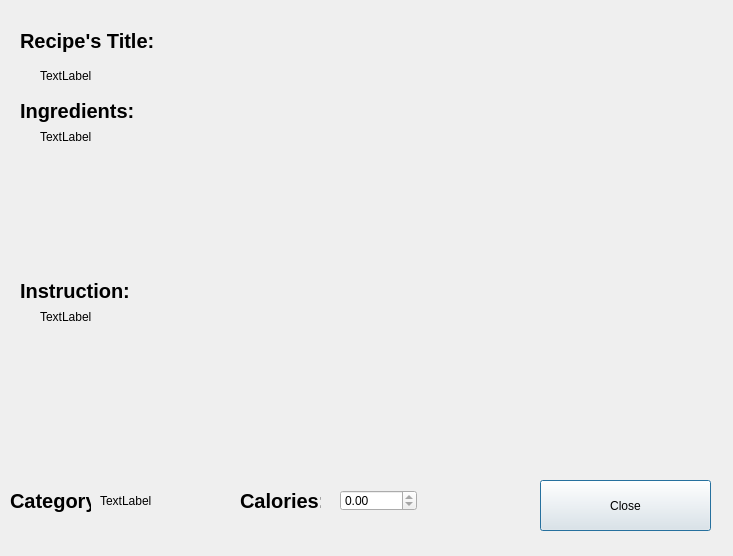
Above: CS4076-QT-Project/confirmation.ui from italotrt/CS4076-Event-Driven-Programming-Project before the change. Below: the same form after it.
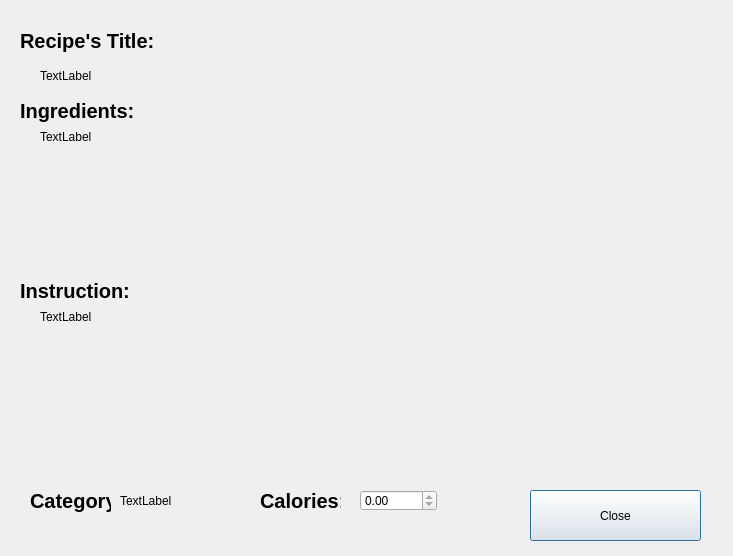
That is the form after the change.

```diff
--- a/CS4076-QT-Project/confirmation.ui
+++ b/CS4076-QT-Project/confirmation.ui
@@ -16,8 +16,8 @@
   <widget class="QPushButton" name="closeButton">
    <property name="geometry">
     <rect>
-     <x>540</x>
-     <y>480</y>
+     <x>530</x>
+     <y>490</y>
      <width>171</width>
      <height>51</height>
     </rect>
@@ -83,7 +83,7 @@
      <x>40</x>
      <y>310</y>
      <width>651</width>
-     <height>131</height>
+     <height>161</height>
     </rect>
    </property>
    <property name="text">
@@ -118,7 +118,7 @@
      <x>40</x>
      <y>130</y>
      <width>651</width>
-     <height>131</height>
+     <height>141</height>
     </rect>
    </property>
    <property name="text">
@@ -131,7 +131,7 @@
   <widget class="QLabel" name="categoryTitleLabel">
    <property name="geometry">
     <rect>
-     <x>10</x>
+     <x>30</x>
      <y>480</y>
      <width>81</width>
      <height>41</height>
@@ -150,7 +150,7 @@
   <widget class="QLabel" name="categoryLabel">
    <property name="geometry">
     <rect>
-     <x>100</x>
+     <x>120</x>
      <y>480</y>
      <width>131</width>
      <height>41</height>
@@ -166,7 +166,7 @@
   <widget class="QLabel" name="caloriesTitleLabel">
    <property name="geometry">
     <rect>
-     <x>240</x>
+     <x>260</x>
      <y>480</y>
      <width>81</width>
      <height>41</height>
@@ -185,7 +185,7 @@
   <widget class="QDoubleSpinBox" name="caloriesDoubleSpinBox">
    <property name="geometry">
     <rect>
-     <x>340</x>
+     <x>360</x>
      <y>490</y>
      <width>77</width>
      <height>21</height>
```
